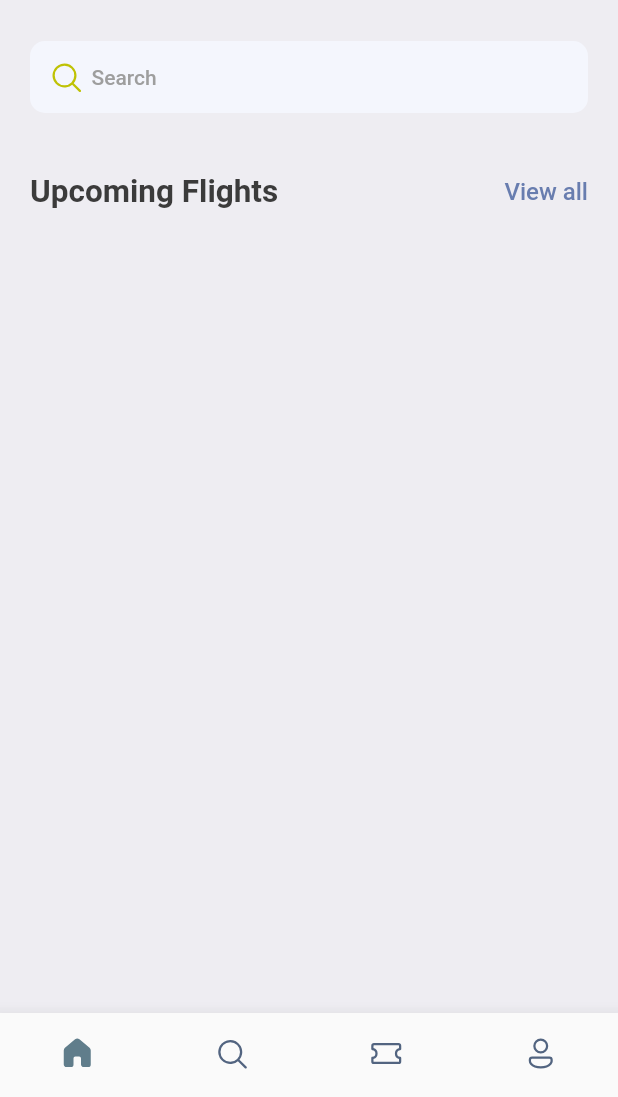
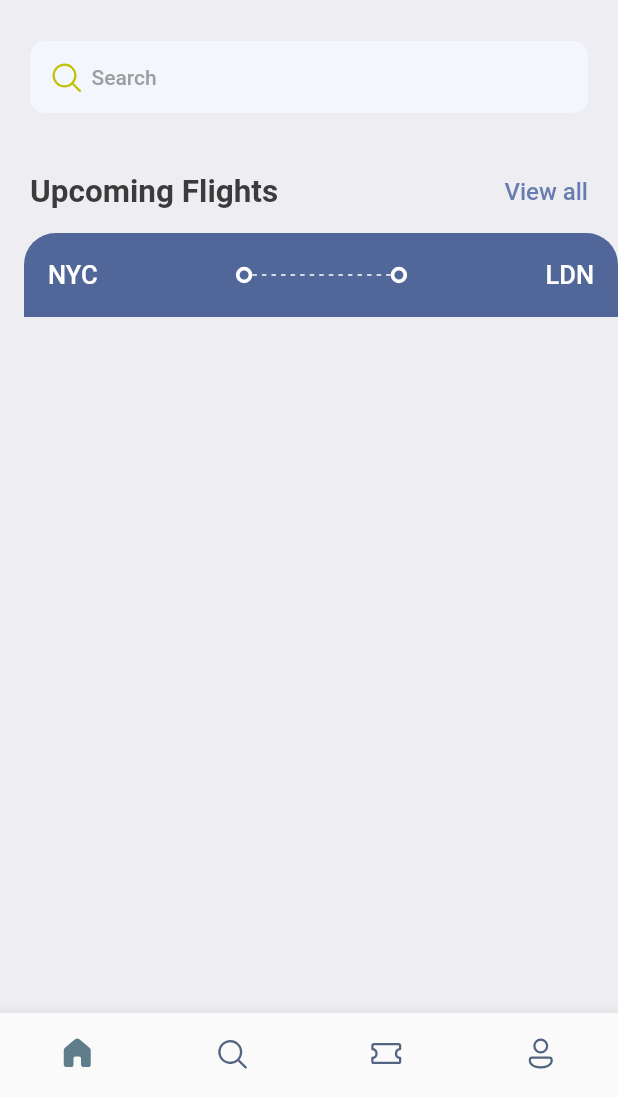
Before and after one commit to avi5079/ticket-booking-app, a Flutter app: the screen it shows after launch, on a phone screen of 412 x 824 dp, the part 139-1236 px from its top. Run offline on Flutter 3.47's test engine with Material 2 defaults, Android fonts, the phone set to English and light mode, and no system bars; our stand-ins replace fluentui_icons, gap.

Commit message:
ticket-view updated

```diff
--- a/lib/screens/home_screen.dart
+++ b/lib/screens/home_screen.dart
@@ -2,6 +2,7 @@
 import 'package:fluentui_icons/fluentui_icons.dart';
 import 'package:flutter/material.dart';
 import 'package:gap/gap.dart';
+import 'package:ticket_booking_app/screens/ticket_view.dart';
 
 import '../utils/app_styles.dart';
 // import 'package:flutter/src/widgets/container.dart';
@@ -82,7 +83,9 @@ class HomeScreen extends StatelessWidget {
                     )
                   ],
                 )
-              ]))
+              ])),
+          const Gap(15),
+          const TicketView()
         ],
       ),
     );
--- a/lib/screens/ticket_view.dart
+++ b/lib/screens/ticket_view.dart
@@ -1,12 +1,81 @@
 import 'package:flutter/cupertino.dart';
+import 'package:flutter/material.dart';
+import 'package:ticket_booking_app/utils/app_styles.dart';
+import 'package:ticket_booking_app/widgets/thick_container.dart';
+
+import '../utils/app_layout.dart';
 
 class TicketView extends StatelessWidget {
   const TicketView({super.key});
 
   @override
   Widget build(BuildContext context) {
+    final size = AppLayout.getSize(context);
     return SizedBox(
-        width: MediaQuery.of(context).size.width,
-        height: MediaQuery.of(context).size.height);
+        width: size.width,
+        height: size.height,
+        child: Container(
+          margin: const EdgeInsets.only(left: 16),
+          child: Column(
+            children: [
+              Container(
+                  decoration: const BoxDecoration(
+                    color: Color(0xFF526799),
+                    borderRadius: BorderRadius.only(
+                        topLeft: Radius.circular(21),
+                        topRight: Radius.circular(21)),
+                  ),
+                  padding: const EdgeInsets.all(16),
+                  child: Column(
+                    children: [
+                      Row(
+                        children: [
+                          Text("NYC",
+                              style: Styles.headLineStyle3
+                                  .copyWith(color: Colors.white)),
+                          // const Spacer() == Expanded(child: Container())
+                          Expanded(
+                            child: Container(),
+                          ),
+                          const ThickContainer(),
+                          Expanded(
+                              child: SizedBox(
+                                  height: 24,
+                                  child: LayoutBuilder(
+                                    builder: (BuildContext context,
+                                        BoxConstraints constraints) {
+                                      // ignore: avoid_print
+                                      print(
+                                          "The width is ${constraints.constrainWidth()}");
+                                      return Flex(
+                                        direction: Axis.horizontal,
+                                        mainAxisAlignment:
+                                            MainAxisAlignment.spaceBetween,
+                                        mainAxisSize: MainAxisSize.max,
+                                        children: List.generate(
+                                            (constraints.constrainWidth() / 6)
+                                                .floor(),
+                                            (index) => const SizedBox(
+                                                width: 3,
+                                                height: 1,
+                                                child: DecoratedBox(
+                                                  decoration: BoxDecoration(
+                                                      color: Colors.white),
+                                                ))),
+                                      );
+                                    },
+                                  ))),
+                          const ThickContainer(),
+                          const Spacer(),
+                          Text("LDN",
+                              style: Styles.headLineStyle3
+                                  .copyWith(color: Colors.white)),
+                        ],
+                      )
+                    ],
+                  ))
+            ],
+          ),
+        ));
   }
 }
--- /dev/null
+++ b/lib/utils/app_layout.dart
@@ -0,0 +1,7 @@
+import 'package:flutter/cupertino.dart';
+
+class AppLayout {
+  static getSize(BuildContext context) {
+    return MediaQuery.of(context).size;
+  }
+}
--- /dev/null
+++ b/lib/widgets/thick_container.dart
@@ -0,0 +1,15 @@
+import 'package:flutter/cupertino.dart';
+import 'package:flutter/material.dart';
+
+class ThickContainer extends StatelessWidget {
+  const ThickContainer({super.key});
+
+  @override
+  Widget build(BuildContext context) {
+    return Container(
+        padding: const EdgeInsets.all(3.0),
+        decoration: BoxDecoration(
+            borderRadius: BorderRadius.circular(20),
+            border: Border.all(width: 2.5, color: Colors.white)));
+  }
+}
```
